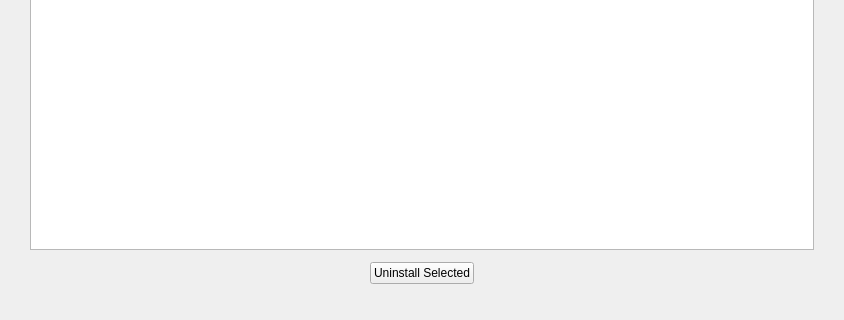
First picture: the form in shared/stacer/Pages/Uninstaller/uninstallerpage.ui, repository s4solutionsllc/Nexis, before the edit; both pictures show x 0 to 844 and y 315 to 635 of the 844 by 635 pixel window.
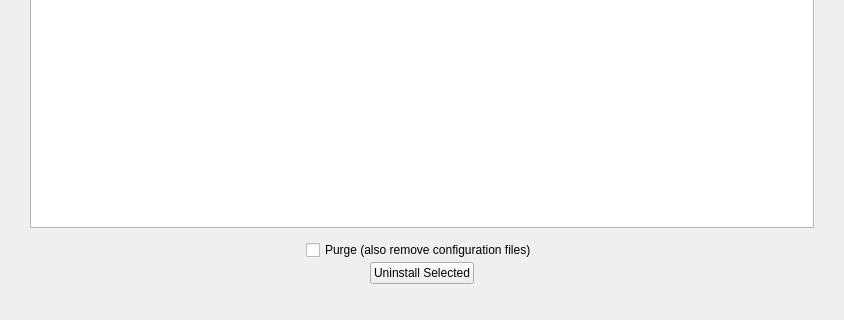
Second picture: the form after the edit.

What changed in the file:
```diff
--- a/shared/stacer/Pages/Uninstaller/uninstallerpage.ui
+++ b/shared/stacer/Pages/Uninstaller/uninstallerpage.ui
@@ -284,7 +284,7 @@
      </widget>
     </widget>
    </item>
-   <item row="5" column="0" colspan="3" alignment="Qt::AlignHCenter|Qt::AlignBottom">
+   <item row="6" column="0" colspan="3" alignment="Qt::AlignHCenter|Qt::AlignBottom">
     <widget class="QLabel" name="lblLoadingUninstaller">
      <property name="sizePolicy">
       <sizepolicy hsizetype="Minimum" vsizetype="Fixed">
@@ -314,6 +314,16 @@
     </spacer>
    </item>
    <item row="4" column="0" colspan="3" alignment="Qt::AlignHCenter">
+    <widget class="QCheckBox" name="chkPurge">
+     <property name="text">
+      <string>Purge (also remove configuration files)</string>
+     </property>
+     <property name="cursor">
+      <cursorShape>PointingHandCursor</cursorShape>
+     </property>
+    </widget>
+   </item>
+   <item row="5" column="0" colspan="3" alignment="Qt::AlignHCenter">
     <widget class="QPushButton" name="btnUninstall">
      <property name="enabled">
       <bool>true</bool>
```
